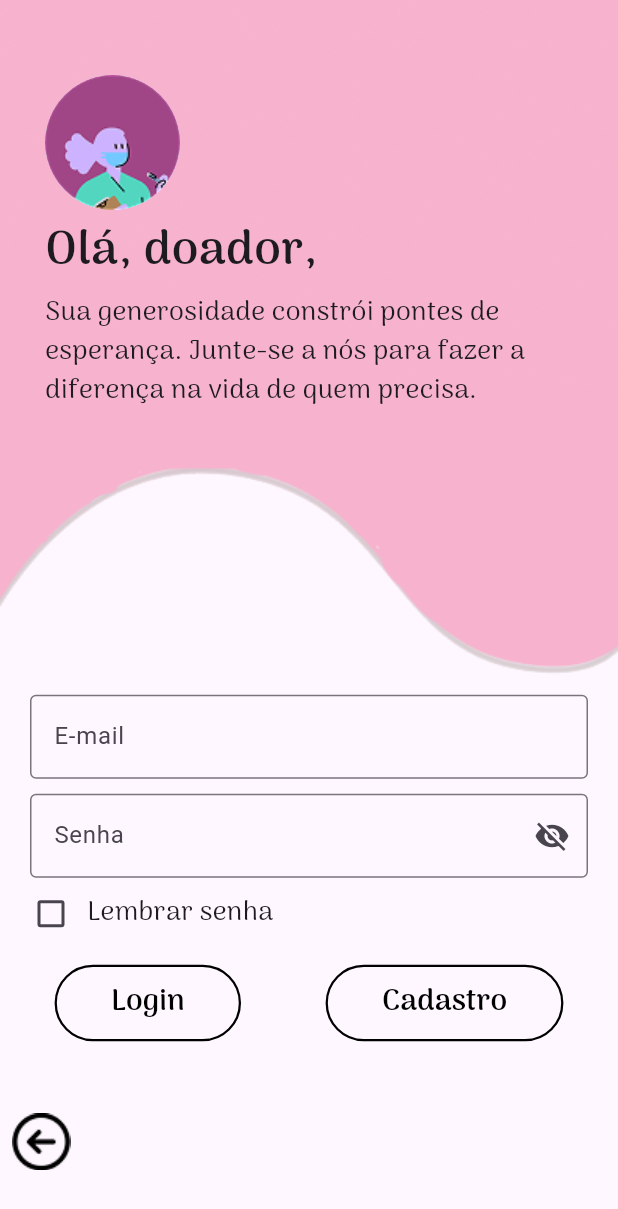
After one commit to williamsaborido/cuidar_plus, a Flutter app: the DonatorLoginView screen opened by its route, on a phone screen of 412 x 824 dp. The commit adds this screen. Shown: the top 1209 px of the screen. Run offline on Flutter 3.47's test engine with Material 3 defaults, Android fonts, the light colour scheme and no system bars.

Commit message:
Tipografia, componentes, tela de login do doador

```diff
--- /dev/null
+++ b/3.35.6/lib/components/button/button_component.dart
@@ -0,0 +1,25 @@
+import 'package:dener/util/fonts.dart';
+import 'package:flutter/material.dart';
+
+class ButtonComponent extends StatelessWidget {
+
+  final String text;
+  final VoidCallback? onPressed;
+
+  const ButtonComponent({ required this.text, this.onPressed, super.key });
+
+   @override
+   Widget build(BuildContext context) {
+       return Container(
+        //padding: EdgeInsets.symmetric(vertical: 8, horizontal: 24),
+        decoration: BoxDecoration(
+          border: BoxBorder.all(color: Colors.black, width: 1.5),
+          borderRadius: BorderRadius.circular(30),
+        ),
+        child: TextButton(onPressed: onPressed, child: Padding(
+          padding: const EdgeInsets.symmetric(horizontal: 24),
+          child: Text(text, style: Fonts.buttonBlack),
+        )),
+       );
+  }
+}
--- /dev/null
+++ b/3.35.6/lib/components/checkbox/checkbox_component.dart
@@ -0,0 +1,30 @@
+import 'package:dener/util/fonts.dart';
+import 'package:flutter/material.dart';
+
+class CheckboxComponent extends StatelessWidget {
+  final _value = ValueNotifier<bool>(false);
+
+  final String text;
+
+  CheckboxComponent({required this.text, super.key});
+
+  @override
+  Widget build(BuildContext context) {
+    return Row(
+      children: [
+        ListenableBuilder(
+          listenable: _value,
+          builder: (_, _) {
+            return Checkbox(
+              value: _value.value,
+              onChanged: (newValue) {
+                _value.value = newValue ?? false;
+              },
+            );
+          }
+        ),
+        Text(text, style: Fonts.regularBlack),
+      ],
+    );
+  }
+}
--- a/3.35.6/lib/components/masked_text_field/masked_text_field_component.dart
+++ b/3.35.6/lib/components/masked_text_field/masked_text_field_component.dart
@@ -1,7 +1,7 @@
 import 'package:flutter/material.dart';
 
 class MaskedTextFieldComponent extends StatelessWidget {
-  MaskedTextFieldComponent({this.labelText,super.key});
+  MaskedTextFieldComponent({this.labelText, super.key});
 
   final String? labelText;
   final _visible = ValueNotifier(false);
@@ -17,13 +17,15 @@ class MaskedTextFieldComponent extends StatelessWidget {
           decoration: InputDecoration(
             labelText: labelText,
             border: OutlineInputBorder(),
-            suffix: IconButton(
-              onPressed: () => _visible.value = !_visible.value,
-              icon: Icon(_visible.value ? Icons.visibility : Icons.visibility_off),
+            suffixIcon: GestureDetector(
+              onTap: () => _visible.value = !_visible.value,
+              child: Icon(
+                _visible.value ? Icons.visibility : Icons.visibility_off,
               ),
+            ),
           ),
         );
-      }
+      },
     );
   }
 }
--- a/3.35.6/lib/components/profile_button/profile_button_component.dart
+++ b/3.35.6/lib/components/profile_button/profile_button_component.dart
@@ -1,17 +1,22 @@
+import 'package:dener/util/fonts.dart';
 import 'package:flutter/material.dart';
 
 class ProfileButtonComponent extends StatefulWidget {
   final String title;
   final String assetImage;
   final VoidCallback? onTap;
-  const ProfileButtonComponent({ required this.title, required this.assetImage, this.onTap, super.key});
+  const ProfileButtonComponent({
+    required this.title,
+    required this.assetImage,
+    this.onTap,
+    super.key,
+  });
 
   @override
   State<ProfileButtonComponent> createState() => _ProfileButtonComponentState();
 }
 
 class _ProfileButtonComponentState extends State<ProfileButtonComponent> {
-
   var activeColor = Color(0x00FFFFFF);
 
   void _onEnter(PointerEvent details) {
@@ -44,14 +49,7 @@ class _ProfileButtonComponentState extends State<ProfileButtonComponent> {
       spacing: 10,
       mainAxisSize: MainAxisSize.min,
       children: [
-        Text(
-          widget.title,
-          style: TextStyle(
-            fontSize: 24,
-            fontFamily: 'Arima Madurai',
-            color: Colors.grey[700],
-          ),
-        ),
+        Text(widget.title, style: Fonts.titleGrey),
         MouseRegion(
           onEnter: _onEnter,
           onExit: _onExit,
@@ -62,10 +60,7 @@ class _ProfileButtonComponentState extends State<ProfileButtonComponent> {
             child: Stack(
               alignment: Alignment.center,
               children: [
-                CircleAvatar(
-                  radius: 60,
-                  backgroundColor: activeColor,
-                ),
+                CircleAvatar(radius: 60, backgroundColor: activeColor),
                 CircleAvatar(
                   radius: 45,
                   backgroundImage: AssetImage(widget.assetImage),
--- a/3.35.6/lib/main.dart
+++ b/3.35.6/lib/main.dart
@@ -1,4 +1,5 @@
 import 'package:dener/util/navigator_key.dart';
+import 'package:dener/views/donator/login/donator_login_view.dart';
 import 'package:dener/views/welcome/welcome_view.dart';
 import 'package:dener/views/splash/splash_view.dart';
 import 'package:flutter/material.dart';
@@ -26,6 +27,7 @@ class App extends StatelessWidget{
       routes: {
         '/': (context) => const SplashView(),
         '/login': (context) => const LoginView(),
+        '/donator/login': (context) => const DonatorLoginView(),
       },
       navigatorKey: navigatorKey,
     );
--- a/3.35.6/lib/util/assets.dart
+++ b/3.35.6/lib/util/assets.dart
@@ -5,4 +5,5 @@ class Assets {
   static const String splashLogo = 'assets/images/splash_logo.png';
   static const String avatarDonator = 'assets/images/avatar_donator.png';
   static const String avatarRecipient = 'assets/images/avatar_recipient.png';
+  static const String backArrow = 'assets/images/back_arrow.png';
 }
--- /dev/null
+++ b/3.35.6/lib/util/fonts.dart
@@ -0,0 +1,33 @@
+import 'package:flutter/material.dart';
+
+class Fonts {
+  static TextStyle titleBlack = TextStyle(
+    fontSize: 32,
+    fontWeight: FontWeight.bold,
+    fontFamily: 'Arima Madurai',
+  );
+
+  static TextStyle titleGrey = TextStyle(
+    fontSize: 24,
+    fontFamily: 'Arima Madurai',
+    color: Colors.grey[700],
+  );
+
+  static TextStyle regularBlack = TextStyle(
+    fontSize: 18,
+    fontFamily: 'Arima Madurai',
+  );
+
+  static TextStyle regularGrey = TextStyle(
+    fontSize: 18,
+    fontFamily: 'Arima Madurai',
+    color: Colors.grey[700],
+  );
+
+  static TextStyle buttonBlack = TextStyle(
+    fontSize: 20,
+    fontWeight: FontWeight.bold,
+    fontFamily: 'Arima Madurai',
+    color: Colors.black,
+  );
+}
--- /dev/null
+++ b/3.35.6/lib/views/donator/login/donator_login_view.dart
@@ -0,0 +1,83 @@
+import 'package:dener/components/button/button_component.dart';
+import 'package:dener/components/checkbox/checkbox_component.dart';
+import 'package:dener/components/masked_text_field/masked_text_field_component.dart';
+import 'package:dener/components/text_field/text_field_component.dart';
+import 'package:dener/util/assets.dart';
+import 'package:dener/util/base_state.dart';
+import 'package:dener/util/fonts.dart';
+import 'package:flutter/material.dart';
+
+class DonatorLoginView extends StatefulWidget {
+  const DonatorLoginView({super.key});
+
+  @override
+  State<DonatorLoginView> createState() => _DonatorLoginViewState();
+}
+
+class _DonatorLoginViewState extends BaseState<DonatorLoginView> {
+  @override
+  Widget build(BuildContext context) {
+    return Scaffold(
+      body: SingleChildScrollView(
+        child: Column(
+          crossAxisAlignment: CrossAxisAlignment.start,
+          mainAxisAlignment: MainAxisAlignment.start,
+          children: [
+            Container(
+              width: double.infinity,
+              height: screenHeight * 0.55,
+              padding: const EdgeInsets.only(left: 30, top: 50),
+              decoration: BoxDecoration(
+                image: DecorationImage(
+                  image: AssetImage(Assets.loginBackground),
+                  fit: BoxFit.fill,
+                ),
+              ),
+              child: Column(
+                spacing: 5,
+                mainAxisSize: MainAxisSize.min,
+                mainAxisAlignment: MainAxisAlignment.start,
+                crossAxisAlignment: CrossAxisAlignment.start,
+                children: [
+                  CircleAvatar(
+                    radius: 45,
+                    backgroundImage: AssetImage(Assets.avatarDonator),
+                  ),
+                  Text('Olá, doador,', style: Fonts.titleBlack),
+                  Text(
+                    'Sua generosidade constrói pontes de esperança. Junte-se a nós para fazer a diferença na vida de quem precisa.',
+                    style: Fonts.regularBlack,
+                  ),
+                ],
+              ),
+            ),
+            Padding(
+              padding: const EdgeInsets.only(top: 10, left: 20, right: 20),
+              child: TextFieldComponent(labelText: 'E-mail'),
+            ),
+            SizedBox(height: 10),
+            Padding(
+              padding: const EdgeInsets.symmetric(horizontal: 20),
+              child: MaskedTextFieldComponent(labelText: 'Senha'),
+            ),
+            Padding(
+              padding: const EdgeInsets.symmetric(horizontal: 10),
+              child: CheckboxComponent(text: 'Lembrar senha'),
+            ),
+            SizedBox(height: 10),
+            Row(
+              spacing: 20,
+              mainAxisAlignment: MainAxisAlignment.spaceEvenly,
+              children: [
+                ButtonComponent(text: 'Login', onPressed: () {},),
+                ButtonComponent(text: 'Cadastro', onPressed: (){},),
+              ],
+            ),
+            SizedBox(height: 40),
+            IconButton(onPressed: navigateBack, icon: Image.asset(Assets.backArrow),),
+          ],
+        ),
+      ),
+    );
+  }
+}
--- a/3.35.6/lib/views/welcome/welcome_view.dart
+++ b/3.35.6/lib/views/welcome/welcome_view.dart
@@ -1,6 +1,7 @@
 import 'package:dener/components/profile_button/profile_button_component.dart';
 import 'package:dener/util/assets.dart';
 import 'package:dener/util/base_state.dart';
+import 'package:dener/util/fonts.dart';
 import 'package:flutter/material.dart';
 
 class LoginView extends StatefulWidget {
@@ -38,24 +39,13 @@ class _LoginViewState extends BaseState<LoginView> {
             ),
             Padding(
               padding: const EdgeInsets.symmetric(horizontal: 20),
-              child: Text(
-                'Bem-vindo',
-                style: TextStyle(
-                  fontSize: 32,
-                  fontWeight: FontWeight.bold,
-                  fontFamily: 'Arima Madurai',
-                ),
-              ),
+              child: Text('Bem-vindo',style: Fonts.titleBlack),
             ),
             Padding(
               padding: const EdgeInsets.symmetric(horizontal: 20),
               child: Text(
                 'Contamos com você para construir uma\nrede de apoio e solidariedade.',
-                style: TextStyle(
-                  fontSize: 18,
-                  fontFamily: 'Arima Madurai',
-                  color: Colors.grey[700],
-                ),
+                style: Fonts.regularGrey,
               ),
             ),
             SizedBox(height: 40),
@@ -67,7 +57,7 @@ class _LoginViewState extends BaseState<LoginView> {
                   title: 'Sou Doador',
                   assetImage: Assets.avatarDonator,
                   onTap: () {
-                    print('Doador');
+                    navigateTo('/donator/login');
                   },
                 ),
                 ProfileButtonComponent(
```
Also changed, not shown: 3.35.6/pubspec.yaml (+15 -7 lines), 3.35.6/assets/fonts/arima/Arima-Bold.ttf (deleted), 3.35.6/assets/fonts/arima/Arima-ExtraLight.ttf (deleted), 3.35.6/assets/fonts/arima/Arima-Light.ttf (deleted), 3.35.6/assets/fonts/arima/Arima-Medium.ttf (deleted), 3.35.6/assets/fonts/arima/Arima-Regular.ttf (deleted), 3.35.6/assets/fonts/arima/Arima-SemiBold.ttf (deleted), 3.35.6/assets/fonts/arima/Arima-Thin.ttf (deleted), 3.35.6/assets/images/back_arrow.png (added), resources/_back_arrow.png (added), resources/back_arrow.png (added).
